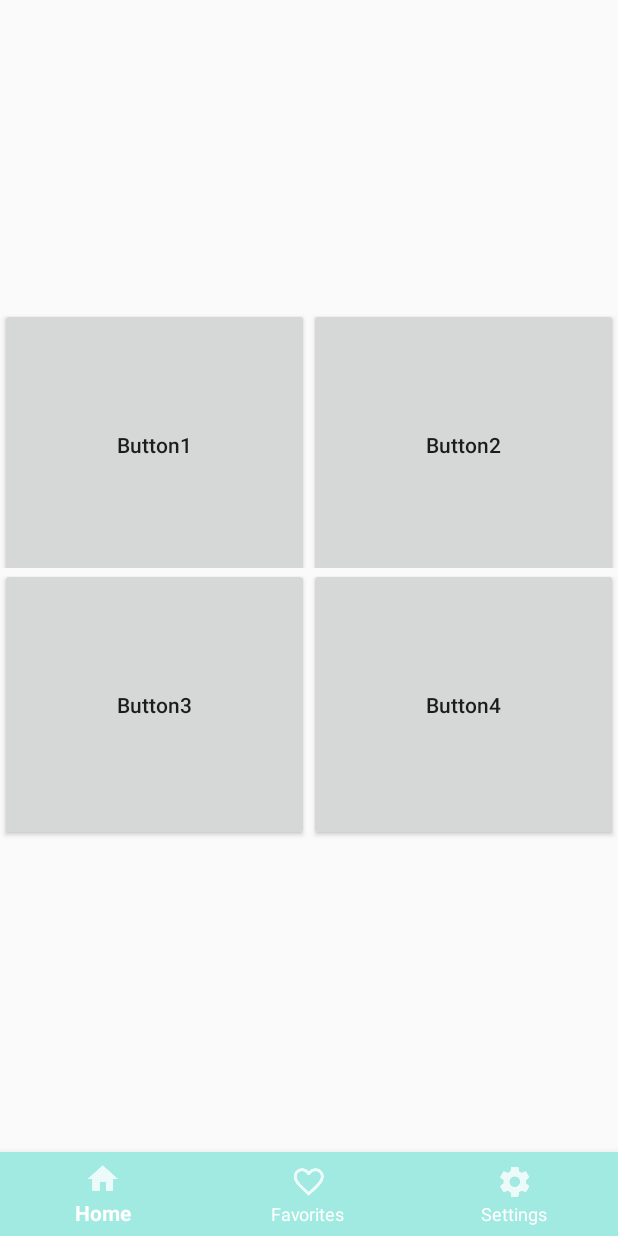
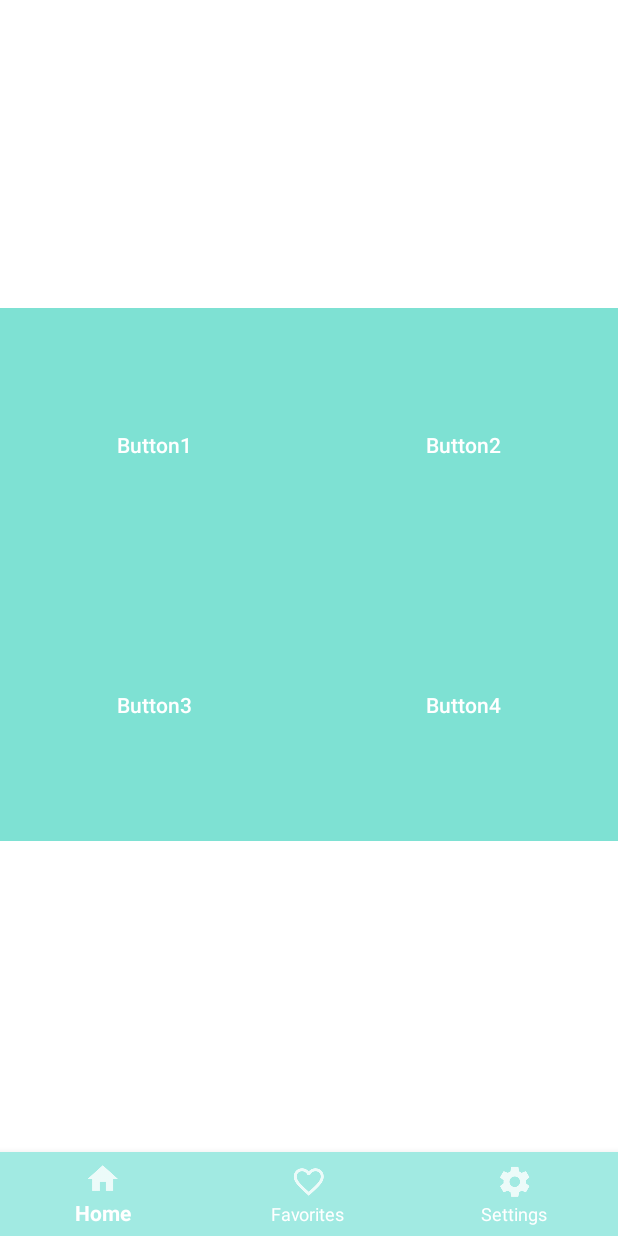
Before and after one commit to sushilKumar123456/MedCordKota, an Android app: the screen it shows after launch (MainActivity), on a phone screen of 412 x 824 dp. Run offline under Robolectric (Android 15) with nearby library versions, the phone set to English and light mode, and no system bars; libraries missing offline, so code that uses them is left out: com.medcords; 14 statements that could not run were skipped.

```diff
--- a/app/src/main/res/layout/fragment_home.xml
+++ b/app/src/main/res/layout/fragment_home.xml
@@ -3,6 +3,7 @@
          android:id="@+id/coordinatorLayout"
         android:layout_width="match_parent"
         android:layout_height="match_parent"
+        android:background="@color/white"
         android:orientation="vertical">
 
 
@@ -23,8 +24,10 @@
                 android:id="@+id/button1"
                 android:layout_width="0dp"
                 android:layout_height="182dp"
-                android:layout_weight="1"
+                android:layout_weight=".9"
                 android:textAllCaps="false"
+                android:background="@color/colorPrimaryDark"
+                android:textColor="@color/white"
 
                 android:text="Button1" />
 
@@ -32,9 +35,10 @@
                 android:id="@+id/button2"
                 android:layout_width="0dp"
                 android:layout_height="182dp"
-                android:layout_weight="1"
+                android:layout_weight=".9"
                 android:textAllCaps="false"
-
+                android:background="@color/colorPrimaryDark"
+                android:textColor="@color/white"
                 android:text="Button2" />
 
     </LinearLayout>
@@ -48,11 +52,14 @@
             android:orientation="horizontal">
 
         <Button
+                android:padding="5dp"
                 android:id="@+id/button3"
                 android:layout_width="0dp"
                 android:layout_height="182dp"
                 android:layout_weight="1"
                 android:textAllCaps="false"
+                android:background="@color/colorPrimaryDark"
+                android:textColor="@color/white"
                 android:text="Button3"/>
 
         <Button
@@ -61,7 +68,8 @@
                 android:layout_height="182dp"
                 android:layout_weight="1"
                 android:textAllCaps="false"
-
+                android:background="@color/colorPrimaryDark"
+                android:textColor="@color/white"
                 android:text="Button4" />
 
 
--- a/app/src/main/res/values/strings.xml
+++ b/app/src/main/res/values/strings.xml
@@ -1,5 +1,5 @@
 <resources>
-    <string name="app_name">BottomNavigationView</string>
+    <string name="app_name">MedCords</string>
     <string name="favorites">Favorites</string>
     <string name="home">Home</string>
     <string name="settings">Settings</string>
```
Also changed, not shown: 2 other files.
